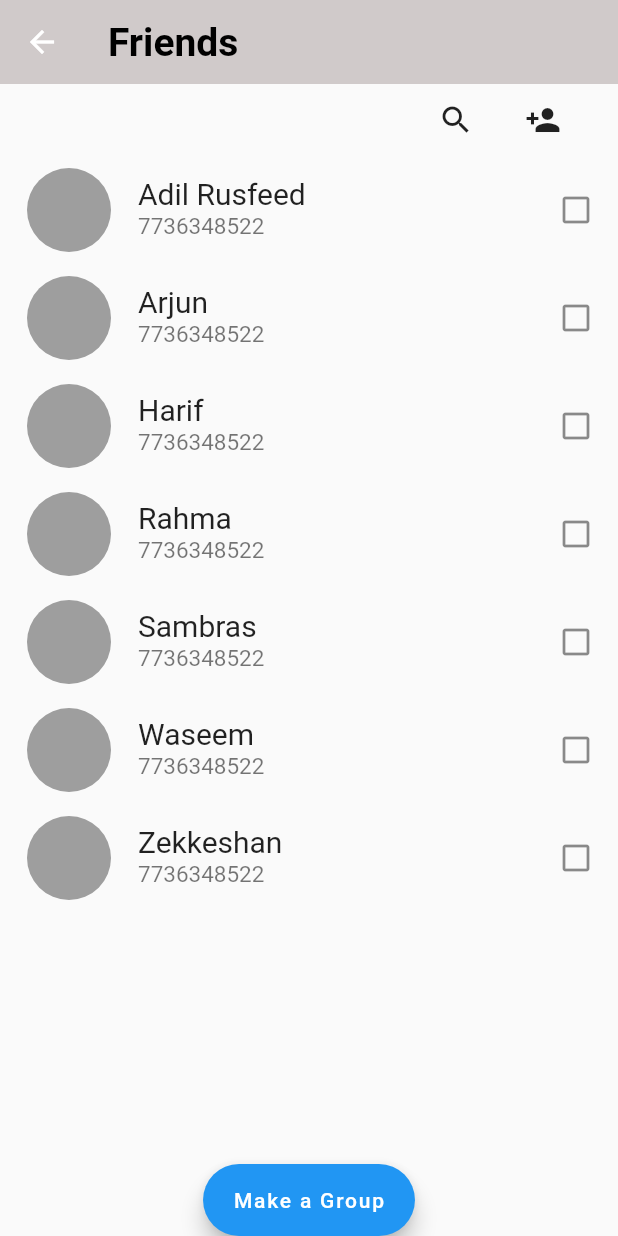
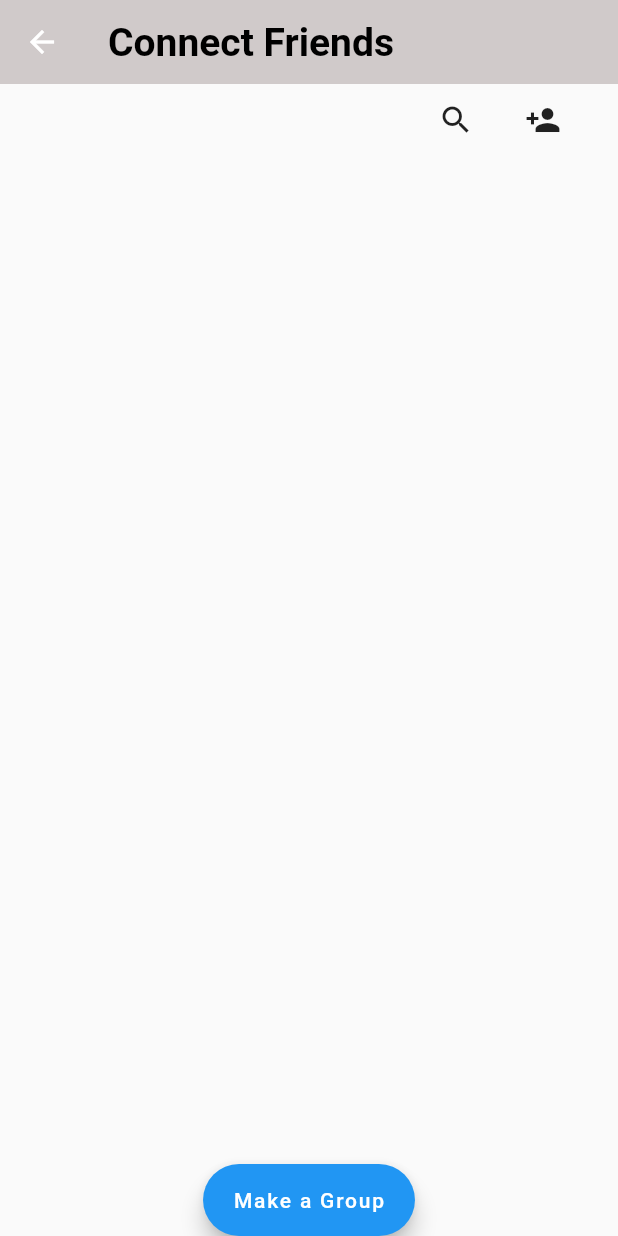
Before and after one commit to Ayishamarva7998/ExpenseTrack, a Flutter app: the screen it shows after launch, after a tap on "Add Group +", on a phone screen of 412 x 824 dp. Run offline on Flutter 3.47's test engine with Material 2 defaults, Android fonts, the phone set to English and light mode, and no system bars; our stand-ins replace fl_chart, hive, hive_flutter; accounts and stored records are empty.

Commit message:
listing completed

```diff
--- a/lib/functions/db_functions.dart
+++ b/lib/functions/db_functions.dart
@@ -7,11 +7,18 @@ import 'package:splitwise_app/model/data_model.dart';
 
 Future<void> addContact(ContactList value) async{
 
-  // contactListNotifier.value.add(value);
+
  final contactDB = await Hive.openBox<ContactList>('contact_db');
- contactDB.add(value);
-
+  await contactDB.add(value);
+ contactListNotifier.value.add(value);
  contactListNotifier.notifyListeners();
 
 }
-// Future<void>
+ Future<void> getAllcontacts() async{
+   final contactDB = await Hive.openBox<ContactList>('contact_db');
+   contactListNotifier.value.clear();
+
+   contactListNotifier.value.addAll(contactDB.values);
+   contactListNotifier.notifyListeners();
+
+ }
--- a/lib/main.dart
+++ b/lib/main.dart
@@ -1,12 +1,14 @@
 import 'package:flutter/material.dart';
 import 'package:hive_flutter/adapters.dart';
 import 'package:splitwise_app/bottombar.dart';
+import 'package:splitwise_app/functions/db_functions.dart';
 import 'package:splitwise_app/loginpage.dart';
 import 'package:splitwise_app/model/data_model.dart';
 import 'package:splitwise_app/screens/addcontact.dart';
 import 'package:splitwise_app/screens/firstgroup.dart';
 
 Future<void> main()async {
+  WidgetsFlutterBinding.ensureInitialized();
  await Hive.initFlutter();
 if(!Hive.isAdapterRegistered(ContactListAdapter().typeId))
 {
@@ -22,6 +24,7 @@ class MyApp extends StatelessWidget {
 
   @override
   Widget build(BuildContext context) {
+    getAllcontacts();
     return MaterialApp(
       title: 'EasyPay',
       debugShowCheckedModeBanner: false,
--- a/lib/screens/addcontact.dart
+++ b/lib/screens/addcontact.dart
@@ -33,6 +33,7 @@ class Addcontact extends StatelessWidget {
                child: TextFormField (
                 controller: _numberController,
                 decoration: InputDecoration(hintText: 'phone no',
+                prefixIcon: Icon(Icons.phone),
                fillColor: Color.fromARGB(255, 231, 230, 230),filled: true,border:
                          OutlineInputBorder(borderRadius: BorderRadius.circular(10))),),
              ),
@@ -59,6 +60,7 @@ class Addcontact extends StatelessWidget {
         Navigator.of(context).push(MaterialPageRoute(
           builder: (context) => Friendsscreen(contact: ContactList(name: _name, number: _number),),
         ));
+
       }
       print('$_name $_number');
      final _contact = ContactList(name: _name, number: _number);
--- a/lib/screens/adduser.dart
+++ b/lib/screens/addgroup.dart
@@ -1,11 +1,13 @@
 import 'package:flutter/material.dart';
 import 'package:splitwise_app/bottombar.dart';
+import 'package:splitwise_app/functions/db_functions.dart';
+import 'package:splitwise_app/model/data_model.dart';
 import 'package:splitwise_app/screens/addcontact.dart';
 import 'package:splitwise_app/screens/friends_screen.dart';
 import 'package:splitwise_app/screens/groups_screen.dart';
 
-class Adduser extends StatelessWidget {
-  const Adduser({super.key});
+class Addgroup extends StatelessWidget {
+  const Addgroup({super.key});
 
   @override
   Widget build(BuildContext context) {
@@ -20,7 +22,7 @@ class Adduser extends StatelessWidget {
         backgroundColor: const Color.fromARGB(255, 208, 202, 202),
         elevation: 0,
         title: Text(
-          'Friends',
+          'Connect Friends',
           style: TextStyle(
             fontWeight: FontWeight.bold,
             fontSize: 26,
@@ -46,19 +48,24 @@ class Adduser extends StatelessWidget {
               ),
             ],
           ),
-          Expanded(
-            child: ListView(
-              children: [
-                contactlist(text1: 'Adil Rusfeed', text2: '7736348522'),
-                contactlist(text1: 'Arjun ', text2: '7736348522'),
-                contactlist(text1: 'Harif ', text2: '7736348522'),
-                contactlist(text1: 'Rahma', text2: '7736348522'),
-                contactlist(text1: 'Sambras', text2: '7736348522'),
-                contactlist(text1: 'Waseem', text2: '7736348522'),
-                contactlist(text1: 'Zekkeshan', text2: '7736348522'),
-              ],
-            ),
-          ),
+         Expanded(
+          child: Builder(
+            builder: (context) {
+              return ValueListenableBuilder(
+                valueListenable: contactListNotifier,
+                builder:(BuildContext ctx,List<ContactList> contactList,Widget? child){
+                   return ListView.builder(itemBuilder: (ctx, index) {
+
+                  final data = contactList[index];
+                  return ListTile(
+                    title: Text(data.name),
+                    subtitle: Text(data.number),
+
+                  );
+                },
+                itemCount: contactList.length,
+                );},); }),),
+
         Align(alignment: Alignment.topCenter,
           child: FloatingActionButton.extended(onPressed:(){
             popupbox(context);
--- a/lib/screens/groups_screen.dart
+++ b/lib/screens/groups_screen.dart
@@ -1,6 +1,6 @@
 import 'package:flutter/material.dart';
 import 'package:splitwise_app/screens/addexpense.dart';
-import 'package:splitwise_app/screens/adduser.dart';
+import 'package:splitwise_app/screens/addgroup.dart';
 import 'package:splitwise_app/screens/firstgroup.dart';
 import 'package:splitwise_app/screens/friends_screen.dart';
 
@@ -30,7 +30,7 @@ class Groupscreen extends StatelessWidget {
 
                 SizedBox(height: 30,),
                 GestureDetector(onTap: () {
-                  Navigator.of(context).push(MaterialPageRoute(builder: (context) => Adduser(),));
+                  Navigator.of(context).push(MaterialPageRoute(builder: (context) => Addgroup(),));
                 },
                   child: Container(
                     height: 55,
```
Also changed, not shown: lib/screens/addexpense.dart (+17 -0 lines), lib/screens/friends_screen.dart (+12 -42 lines).
